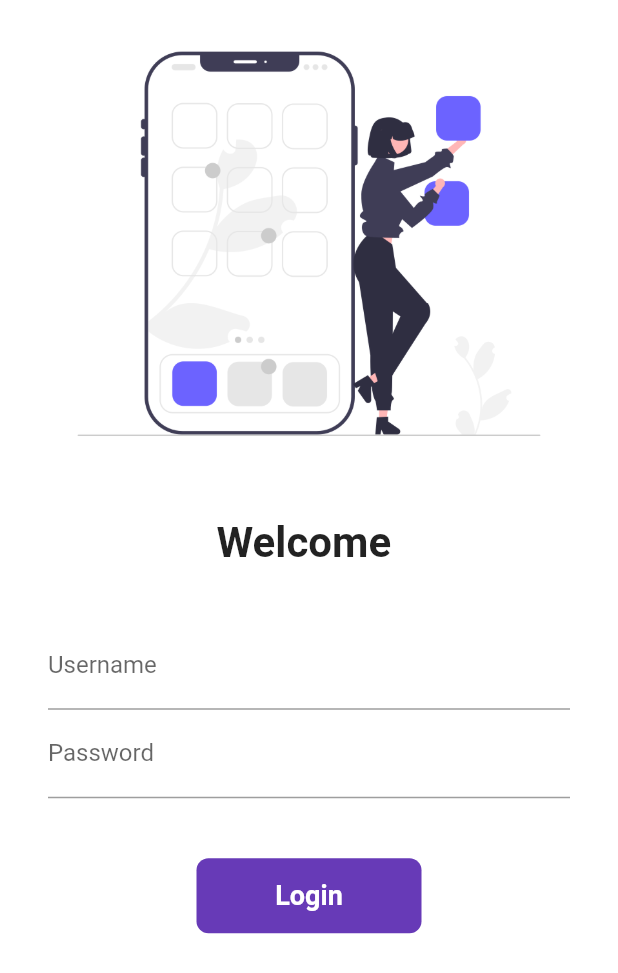
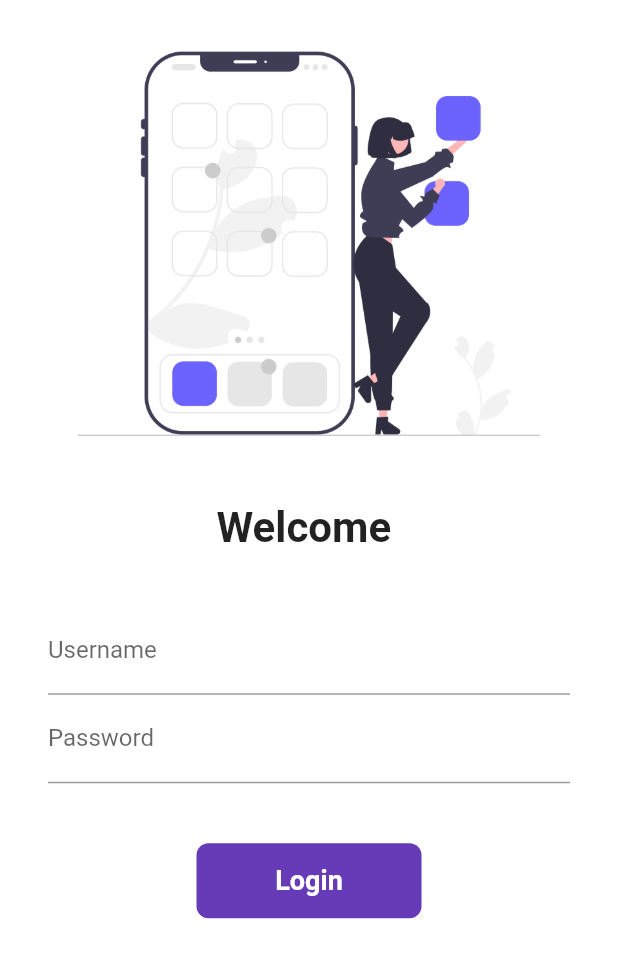
Before and after one commit to RakeshBhardwaj-coder/healingapp, a Flutter app: the LoginPage screen opened by its route, on a phone screen of 412 x 824 dp. Shown: the top 973 px of the screen. Run offline on Flutter 3.47's test engine with Material 2 defaults, Android fonts, the light colour scheme and no system bars; our stand-ins replace cloud_firestore, firebase_core, firebase_database, firebase_storage, image_picker; missing offline and left inert: dart:ffi; accounts and stored records are empty; network calls fail.

Commit message:
new branch made by Rakesh

```diff
--- a/lib/main.dart
+++ b/lib/main.dart
@@ -30,7 +30,7 @@ class MyApp extends StatelessWidget {
             return MaterialApp(
               themeMode: ThemeMode.light,
               debugShowCheckedModeBanner: false,
-              initialRoute: MyRoutes.askQueRoute,
+              initialRoute: MyRoutes.homeRoute,
               routes: {
                 "/": (context) => HomePage(),
                 MyRoutes.homeRoute: (context) => const HomePage(),
@@ -45,6 +45,6 @@ class MyApp extends StatelessWidget {
           return CircularProgressIndicator();
         });
 
-        //make changes by Rakesh
+
   }
 }
--- a/lib/pages/home_page.dart
+++ b/lib/pages/home_page.dart
@@ -1,5 +1,6 @@
 import 'package:flutter/material.dart';
 import 'package:healingapp/widgets/drawer.dart';
+import 'package:firebase_database/firebase_database.dart';
 class HomePage extends StatefulWidget {
   const HomePage({ Key? key }) : super(key: key);
 
--- a/lib/pages/login_page.dart
+++ b/lib/pages/login_page.dart
@@ -42,7 +42,7 @@ class _LoginPageState extends State<LoginPage> {
                   fit: BoxFit.cover,
                 ),
                 const SizedBox(
-                  height: 20.0,
+                  height: 10.0,
                 ),
                 Text(
                   "Welcome $name",
```
